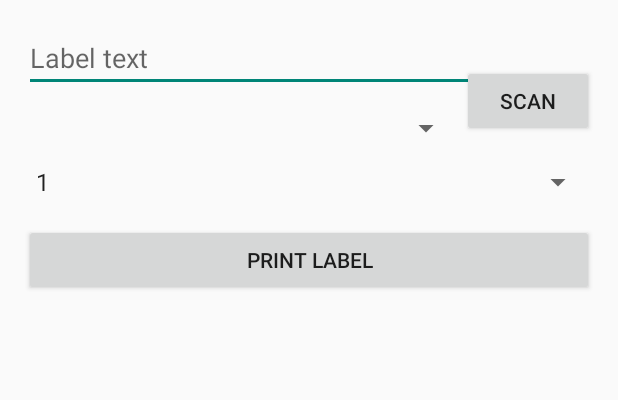
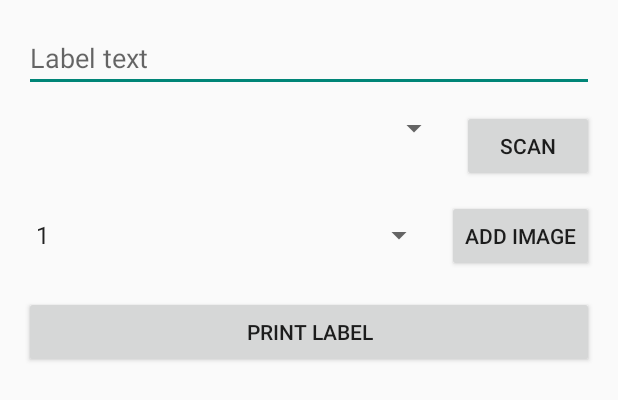
Before and after one commit to LoopyLuci/PortablePrint, an Android app: the layout activity_main.xml on its own in the app's theme, with its tools: preview values and no code run, on a phone screen of 412 x 824 dp. Shown: the top 400 px of the screen. Run offline under Robolectric (Android 15) with nearby library versions, the light colour scheme and no system bars.

Commit message:
Improve Android app: image print, gallery picker, preview

```diff
--- a/android/app/src/main/AndroidManifest.xml
+++ b/android/app/src/main/AndroidManifest.xml
@@ -6,6 +6,7 @@
     <uses-permission android:name="android.permission.BLUETOOTH_CONNECT" />
     <uses-permission android:name="android.permission.BLUETOOTH_SCAN" />
     <uses-permission android:name="android.permission.ACCESS_FINE_LOCATION" />
+    <uses-permission android:name="android.permission.CAMERA" />
 
     <application
         android:allowBackup="true"
--- a/android/app/src/main/res/layout/activity_main.xml
+++ b/android/app/src/main/res/layout/activity_main.xml
@@ -15,39 +15,72 @@
         app:layout_constraintStart_toStartOf="parent"
         app:layout_constraintEnd_toEndOf="parent" />
 
+    <LinearLayout
+        android:id="@+id/deviceRow"
+        android:layout_width="0dp"
+        android:layout_height="wrap_content"
+        android:orientation="horizontal"
+        app:layout_constraintTop_toBottomOf="@id/labelText"
+        app:layout_constraintStart_toStartOf="parent"
+        app:layout_constraintEnd_toEndOf="parent"
+        android:layout_marginTop="12dp">
+
         <Spinner
             android:id="@+id/deviceSpinner"
             android:layout_width="0dp"
             android:layout_height="wrap_content"
-        app:layout_constraintTop_toBottomOf="@id/labelText"
-        app:layout_constraintStart_toStartOf="parent"
-        app:layout_constraintEnd_toStartOf="@id/scanButton"
-        android:layout_marginTop="12dp" />
+            android:layout_weight="1" />
 
         <Button
             android:id="@+id/scanButton"
             android:layout_width="wrap_content"
             android:layout_height="wrap_content"
             android:text="Scan"
-        app:layout_constraintBaseline_toBaselineOf="@id/deviceSpinner"
-        app:layout_constraintEnd_toEndOf="parent" />
+            android:layout_marginStart="8dp" />
+    </LinearLayout>
+
+    <LinearLayout
+        android:id="@+id/channelRow"
+        android:layout_width="0dp"
+        android:layout_height="wrap_content"
+        android:orientation="horizontal"
+        app:layout_constraintTop_toBottomOf="@id/deviceRow"
+        app:layout_constraintStart_toStartOf="parent"
+        app:layout_constraintEnd_toEndOf="parent"
+        android:layout_marginTop="12dp">
 
         <Spinner
             android:id="@+id/channelSpinner"
             android:layout_width="0dp"
             android:layout_height="wrap_content"
-        app:layout_constraintTop_toBottomOf="@id/deviceSpinner"
+            android:layout_weight="1"
+            android:entries="@array/channels" />
+
+        <Button
+            android:id="@+id/addImageButton"
+            android:layout_width="wrap_content"
+            android:layout_height="wrap_content"
+            android:text="Add Image"
+            android:layout_marginStart="8dp" />
+    </LinearLayout>
+
+    <ImageView
+        android:id="@+id/imagePreview"
+        android:layout_width="200dp"
+        android:layout_height="200dp"
+        android:scaleType="fitCenter"
+        android:contentDescription="Selected image preview"
+        android:visibility="gone"
+        app:layout_constraintTop_toBottomOf="@id/channelRow"
         app:layout_constraintStart_toStartOf="parent"
-        app:layout_constraintEnd_toEndOf="parent"
-        android:layout_marginTop="12dp"
-        android:entries="@array/channels" />
+        android:layout_marginTop="16dp" />
 
     <Button
         android:id="@+id/printButton"
         android:layout_width="0dp"
         android:layout_height="wrap_content"
         android:text="Print Label"
-        app:layout_constraintTop_toBottomOf="@id/channelSpinner"
+        app:layout_constraintTop_toBottomOf="@id/imagePreview"
         app:layout_constraintStart_toStartOf="parent"
         app:layout_constraintEnd_toEndOf="parent"
         android:layout_marginTop="16dp" />
```
Also changed, not shown: android/app/src/main/java/com/portableprint/MainActivity.kt (+56 -3 lines). Lines whose indentation alone changed are shown as unchanged.
